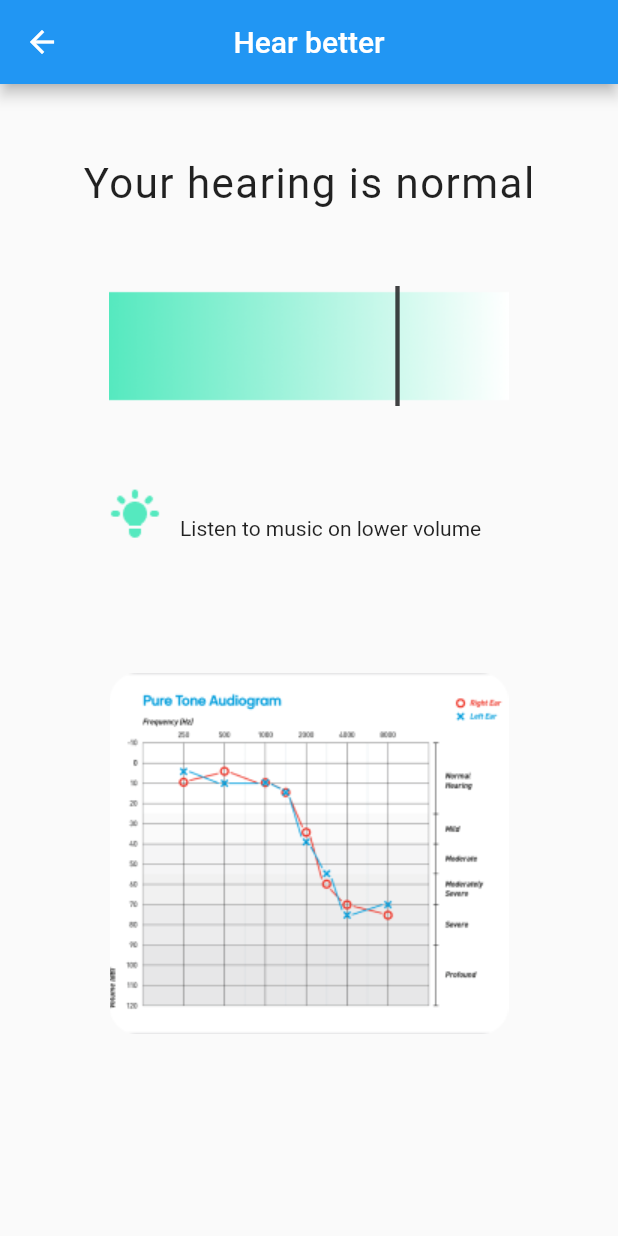
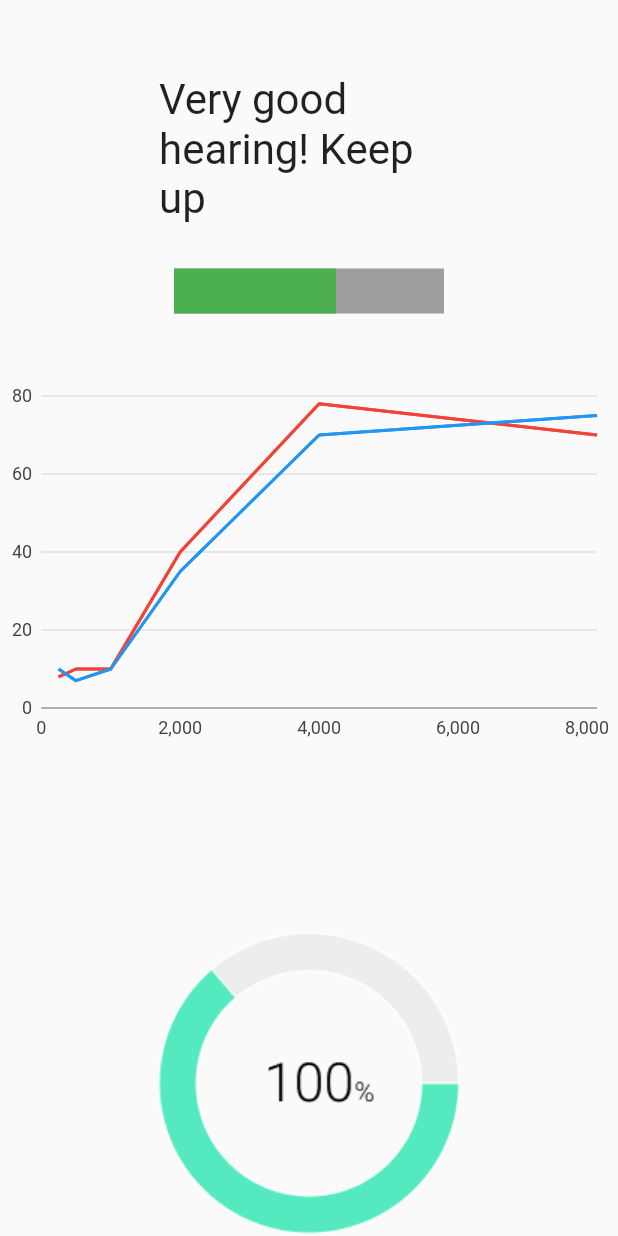
Before and after one commit to SersanAslanDTUProjects/hear_better, a Flutter app: the ResultScreen screen opened directly, on a phone screen of 412 x 824 dp. Run offline on Flutter 3.47's test engine with Material 2 defaults, Android fonts, the phone set to English and light mode, and no system bars; drawn by our look-alikes of percent_indicator; our stand-ins replace charts_flutter.

Commit message:
Created chart component and added it to resultscreen

```diff
--- a/lib/main.dart
+++ b/lib/main.dart
@@ -1,6 +1,8 @@
 import 'package:flutter/material.dart';
 import 'package:hear_better/screens/home.dart';
 import 'package:hear_better/screens/test_result/comparing_results.dart';
+import 'package:hear_better/screens/test_result/result.dart';
+import 'package:hear_better/screens/test_result/LineChart.dart';
 
 void main() {
   runApp(MyApp());
@@ -13,7 +15,7 @@ class MyApp extends StatelessWidget {
     return MaterialApp(
       title: 'HearBetter',
       theme: ThemeData(),
-      home: Results(),
+      home: ResultScreen()//NumericComboLinePointChart.withSampleData(),
     );
   }
 }
--- a/lib/screens/test_hearing.dart
+++ b/lib/screens/test_hearing.dart
@@ -2,7 +2,7 @@ import 'dart:async';
 
 import 'package:flutter/material.dart';
 import 'package:flutter/services.dart';
-import 'file:///C:/Users/Helle/hear_better/lib/screens/test_result/result.dart';
+import 'package:hear_better/screens/test_result/result.dart';
 
 class TestHearing extends StatelessWidget {
   @override
--- /dev/null
+++ b/lib/screens/test_result/LineChart.dart
@@ -0,0 +1,116 @@
+/// Example of a numeric combo chart with two series rendered as lines, and a
+/// third rendered as points along the top line with a different color.
+///
+/// This example demonstrates a method for drawing points along a line using a
+/// different color from the main series color. The line renderer supports
+/// drawing points with the "includePoints" option, but those points will share
+/// the same color as the line.
+import 'package:charts_flutter/flutter.dart' as charts;
+import 'package:flutter/material.dart';
+
+class NumericComboLinePointChart extends StatelessWidget {
+  final List<charts.Series> seriesList;
+  final bool animate;
+
+  NumericComboLinePointChart(this.seriesList, {this.animate});
+
+  /// Creates a [LineChart] with sample data and no transition.
+  factory NumericComboLinePointChart.withSampleData() {
+    return new NumericComboLinePointChart(
+      _createSampleData(),
+      // Disable animations for image tests.
+      animate: true,
+    );
+  }
+
+
+  @override
+  Widget build(BuildContext context) {
+    return Scaffold(
+        body: Container(
+            child: new charts.NumericComboChart(seriesList,
+                animate: animate,
+                // Configure the default renderer as a line renderer. This will be used
+                // for any series that does not define a rendererIdKey.
+                defaultRenderer: new charts.LineRendererConfig(),
+                // Custom renderer configuration for the point series.
+                customSeriesRenderers: [
+                  new charts.PointRendererConfig(
+                    // ID used to link series to this renderer.
+                      customRendererId: 'customPoint')
+                ])
+        ),
+    );
+  }
+
+  /// Create one series with sample hard coded data.
+  static List<charts.Series<LinearSales, int>> _createSampleData() {
+    final desktopSalesData = [
+      new LinearSales(250, 10),
+      new LinearSales(500, 7),
+      new LinearSales(1000, 10),
+      new LinearSales(2000, 35),
+      new LinearSales(4000, 70),
+      new LinearSales(8000, 75)
+    ];
+
+    final tableSalesData = [
+      new LinearSales(250, 8),
+      new LinearSales(500, 10),
+      new LinearSales(1000, 10),
+      new LinearSales(2000, 40),
+      new LinearSales(4000, 78),
+      new LinearSales(8000, 70)
+    ];
+
+    return [
+      new charts.Series<LinearSales, int>(
+        id: 'Desktop',
+        colorFn: (_, __) => charts.MaterialPalette.blue.shadeDefault,
+        domainFn: (LinearSales sales, _) => sales.year,
+        measureFn: (LinearSales sales, _) => sales.sales,
+        data: desktopSalesData,
+      ),
+      new charts.Series<LinearSales, int>(
+        id: 'Tablet',
+        colorFn: (_, __) => charts.MaterialPalette.red.shadeDefault,
+        domainFn: (LinearSales sales, _) => sales.year,
+        measureFn: (LinearSales sales, _) => sales.sales,
+        data: tableSalesData,
+      ),
+      new charts.Series<LinearSales, int>(
+          id: 'Mobile',
+          colorFn: (_, __) => charts.MaterialPalette.red.shadeDefault,
+          domainFn: (LinearSales sales, _) => sales.year,
+          measureFn: (LinearSales sales, _) => sales.sales,
+          displayName: 'tdawdwadas',
+
+          data: tableSalesData)
+      // Configure our custom point renderer for this series.
+        ..setAttribute(charts.rendererIdKey, 'customPoint'),
+      new charts.Series<LinearSales, int>(
+          id: 'Mobile',
+          colorFn: (_, __) => charts.MaterialPalette.blue.shadeDefault,
+          domainFn: (LinearSales sales, _) => sales.year,
+          measureFn: (LinearSales sales, _) => sales.sales,
+          data: desktopSalesData)
+      // Configure our custom point renderer for this series.
+        ..setAttribute(charts.rendererIdKey, 'customPoint'),
+    ];
+  }
+}
+
+/// Sample linear data type.
+class LinearSales {
+  final int year;
+  final int sales;
+
+  LinearSales(this.year, this.sales);
+}
+
+class TestAudiogram {
+  int decibel;
+  int frequency;
+
+  TestAudiogram(this.decibel, this.frequency);
+}
--- a/lib/screens/test_result/comparing_results.dart
+++ b/lib/screens/test_result/comparing_results.dart
@@ -32,12 +32,11 @@ class _ResultsState extends State<Results> {
   Widget build(BuildContext context) {
     return Scaffold(
       body: Container(
-        alignment: Alignment.bottomCenter,
-        padding: EdgeInsets.all(75.0),
+
         child: Column(
           children: <Widget>[
             Container(
-                margin: EdgeInsets.fromLTRB(0,0, 0, 50),
+                margin: EdgeInsets.fromLTRB(0,0, 0, 30),
                 child: Center(
                   child: Text(
                     displayTextOfResult(userTestResult),
@@ -47,7 +46,6 @@ class _ResultsState extends State<Results> {
                   ),
                 )),
             LinearPercentIndicator(
-              width: 250,
               lineHeight: 30,
               progressColor: color,
               backgroundColor: Colors.grey,
--- a/lib/screens/test_result/result.dart
+++ b/lib/screens/test_result/result.dart
@@ -2,12 +2,16 @@ import 'package:flutter/material.dart';
 import 'dart:math';
 import 'package:charts_flutter/flutter.dart' as charts;
 import 'package:hear_better/models/audiogram.dart';
+import 'package:hear_better/screens/test_result/LineChart.dart';
+
+import 'comparing_results.dart';
 
 
 class ResultScreen extends StatelessWidget {
-  List<charts.Series> seriesList = createData();
+  final List<charts.Series> seriesList = createData();
+  final bool animate = true;
 
-  Audiogram testGraf = new Audiogram();
+  final testGraf = new Audiogram();
 
 
   static List<charts.Series<TestAudiogram, String>> createData() {
@@ -39,54 +43,25 @@ class ResultScreen extends StatelessWidget {
   @override
   Widget build(BuildContext context) {
     return Scaffold(
-      appBar: AppBar(
-          title: Text('Hear better'),
-          centerTitle: true,
-          backgroundColor: Colors.blue
-      ),
       body: ListView(
         children: <Widget>[
           Container(
-              margin: EdgeInsets.fromLTRB(0, 50, 0, 30) ,
+              margin: EdgeInsets.fromLTRB(0, 50, 0, 0) ,
               child: Center(
-                child: Text(
-                  'Your hearing is normal',
-                  style: TextStyle(
-                    fontSize: 28.0,
-                    letterSpacing: 1.0,
-                  ),
-                ),
+                  child: Container(
+                    width: 200,
+                    height: 200,
+                    child: Results(),
+                  )
               )
           ),
           Container(
-            margin: EdgeInsets.fromLTRB(0, 0, 0, 30),
-
-            child: Image(
-              image: AssetImage('assets/images/result-screen/Good.png'),
-            ),
-          ),
-          Row(
-            children: <Widget>[
-              Container(
-                margin: EdgeInsets.fromLTRB(70, 0, 10, 20) ,
-                child: Image(
-                  image: AssetImage('assets/images/result-screen/solid_light-bulb.png'),
-                ),
-              ),
-              Center(
-                child: Text(
-                  'Listen to music on lower volume',
-                  textAlign: TextAlign.center,
-                ),
-              )
-            ],
-          ),
-          Image(
-            image: AssetImage('assets/images/result-screen/audiogram.png'),
+            width: 250,
+            height: 250,
+            child: NumericComboLinePointChart.withSampleData(),
           ),
           Container(
             child:
-            //barChart(),
             Image(
               image: AssetImage('assets/images/result-screen/Full-Green.png'),
             ),
```
